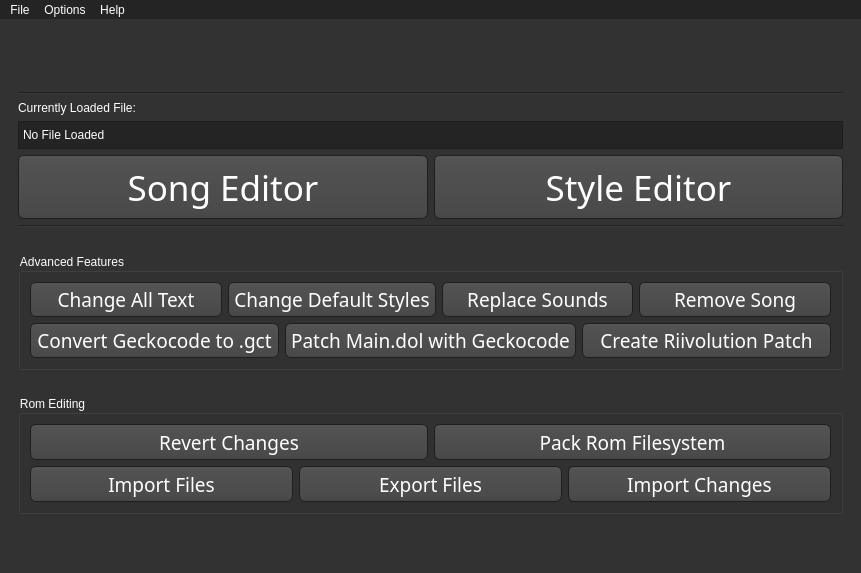
Above: wii_music_editor/ui/templates/main_window.ui from BenjaminHalko/WiiMusicEditorPlus before the change. Below: the same form after it.
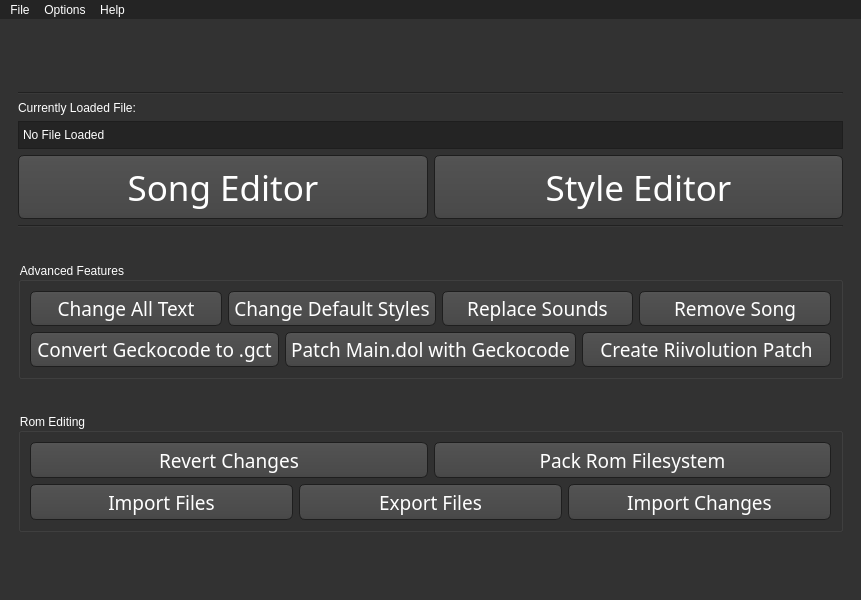
That is the form after the change. Icons and pictures are not drawn.

What changed in the file:
```diff
--- a/wii_music_editor/ui/templates/main_window.ui
+++ b/wii_music_editor/ui/templates/main_window.ui
@@ -7,7 +7,7 @@
     <x>0</x>
     <y>0</y>
     <width>861</width>
-    <height>573</height>
+    <height>600</height>
    </rect>
   </property>
   <property name="contextMenuPolicy">
@@ -570,7 +570,7 @@
        </brush>
       </colorrole>
       <colorrole role="PlaceholderText">
-       <brush brushstyle="NoBrush">
+       <brush brushstyle="SolidPattern">
         <color alpha="128">
          <red>255</red>
          <green>255</green>
@@ -635,7 +635,7 @@
        </brush>
       </colorrole>
       <colorrole role="PlaceholderText">
-       <brush brushstyle="NoBrush">
+       <brush brushstyle="SolidPattern">
         <color alpha="128">
          <red>255</red>
          <green>255</green>
@@ -700,11 +700,11 @@
        </brush>
       </colorrole>
       <colorrole role="PlaceholderText">
-       <brush brushstyle="NoBrush">
+       <brush brushstyle="SolidPattern">
         <color alpha="128">
-         <red>255</red>
-         <green>255</green>
-         <blue>255</blue>
+         <red>64</red>
+         <green>64</green>
+         <blue>64</blue>
         </color>
        </brush>
       </colorrole>
```
Left out of the diff: 4 changed lines with no effect on the pictures.
